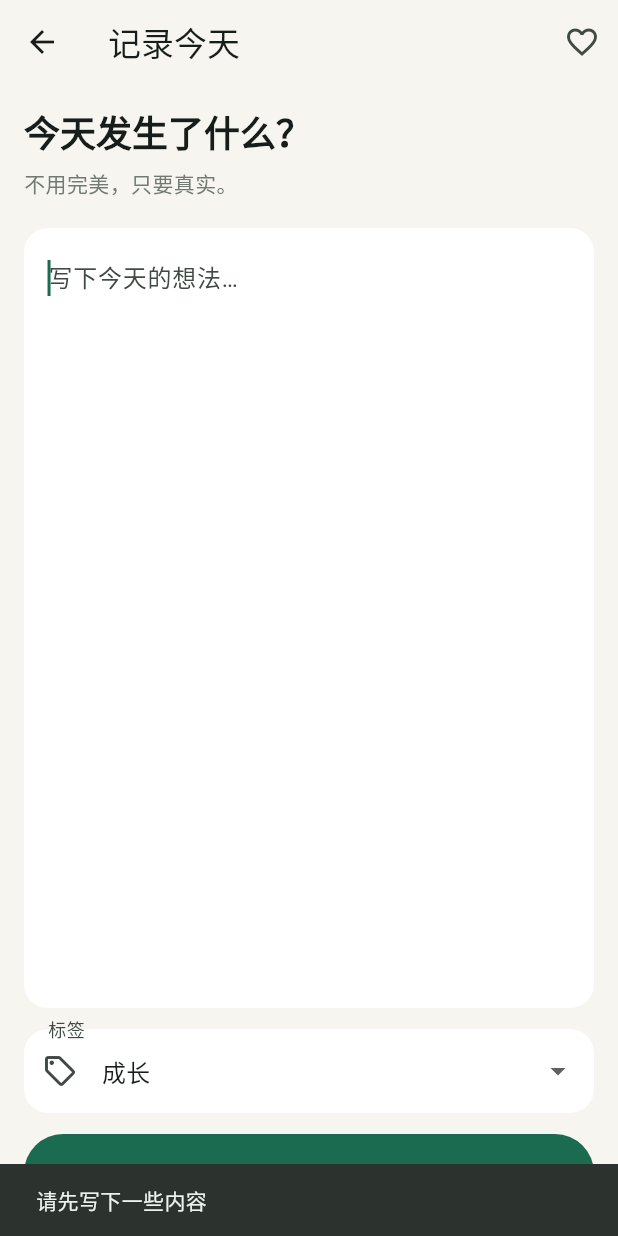
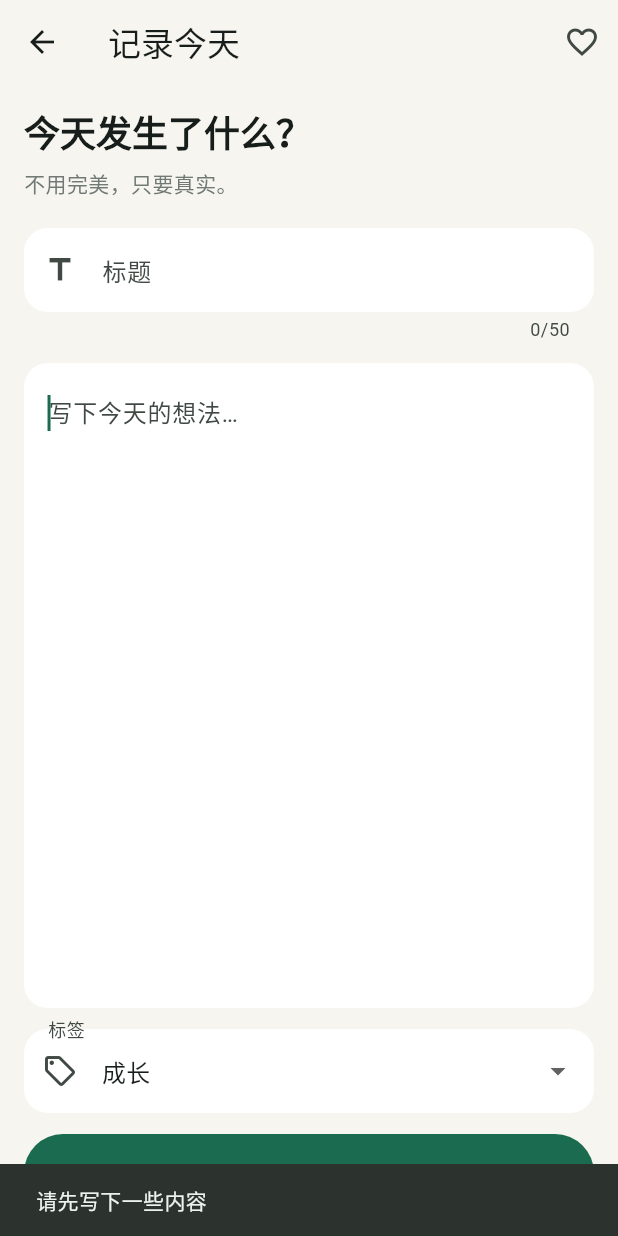
Before and after one commit to ASAXAE/noahs_ark, a Flutter app: the ThinkingPage screen opened directly, after a tap on "保存记录", on a phone screen of 412 x 824 dp. Run offline on Flutter 3.47's test engine with Material 3 defaults, Android fonts, the phone set to English and light mode, and no system bars; our stand-ins replace sqflite; accounts and stored records are empty.

Commit message:
Day 7: Add titles and expandable thought content

```diff
--- a/lib/models/thought.dart
+++ b/lib/models/thought.dart
@@ -1,6 +1,7 @@
 class Thought {
   const Thought({
     this.id,
+    required this.title,
     required this.content,
     required this.tag,
     required this.createdAt,
@@ -11,6 +12,7 @@ class Thought {
   static const tags = ['成长', '灵感', '梦想', '生活','学习'];
 
   final int? id;
+  final String title;
   final String content;
   final String tag;
   final DateTime createdAt;
@@ -22,8 +24,9 @@ class Thought {
     return '${createdAt.year}/${two(createdAt.month)}/${two(createdAt.day)} ${two(createdAt.hour)}:${two(createdAt.minute)}';
   }
 
-  Thought copyWith({String? content, String? tag, bool? isFavorite}) => Thought(
+  Thought copyWith({String? title,String? content, String? tag, bool? isFavorite}) => Thought(
     id: id,
+    title: title ?? this.title,
     content: content ?? this.content,
     tag: tag ?? this.tag,
     createdAt: createdAt,
@@ -33,6 +36,7 @@ class Thought {
 
   Map<String, Object?> toMap() => {
     'id': id,
+    'title': title,
     'content': content,
     'tag': tag,
     'created_at': createdAt.toIso8601String(),
@@ -42,6 +46,7 @@ class Thought {
 
   factory Thought.fromMap(Map<String, Object?> map) => Thought(
     id: map['id'] as int,
+    title: map['title'] as String,
     content: map['content'] as String,
     tag: map['tag'] as String,
     createdAt: DateTime.parse(map['created_at'] as String),
--- a/lib/screens/thinking/thinking_page.dart
+++ b/lib/screens/thinking/thinking_page.dart
@@ -14,6 +14,7 @@ class ThinkingPage extends StatefulWidget {
 
 class _ThinkingPageState extends State<ThinkingPage> {
   late final TextEditingController _controller;
+  late final TextEditingController _titleController;
   late String _tag;
   late bool _isFavorite;
   bool _saving = false;
@@ -22,12 +23,32 @@ class _ThinkingPageState extends State<ThinkingPage> {
   void initState() {
     super.initState();
     _controller = TextEditingController(text: widget.thought?.content ?? '');
+    _titleController = TextEditingController(
+      text: widget.thought?.title ?? '',
+    );
     _tag = widget.thought?.tag ?? Thought.tags.first;
     _isFavorite = widget.thought?.isFavorite ?? false;
   }
 
+  String _formatParagraphs(String text) {
+    return text
+        .split(RegExp(r'\n\s*\n'))
+        .map((paragraph) {
+      final content = paragraph.trim();
+
+      if (content.isEmpty) {
+        return '';
+      }
+
+      return '\u3000\u3000$content';
+    })
+        .join('\n\n');
+  }
+
   Future<void> _save() async {
-    final content = _controller.text.trim();
+    final content = _formatParagraphs(
+      _controller.text.trim(),
+    );
     if (content.isEmpty) {
       ScaffoldMessenger.of(
         context,
@@ -39,6 +60,7 @@ class _ThinkingPageState extends State<ThinkingPage> {
     await ArkDatabase.instance.saveThought(
       Thought(
         id: widget.thought?.id,
+        title: _titleController.text.trim(),
         content: content,
         tag: _tag,
         isFavorite: _isFavorite,
@@ -85,6 +107,17 @@ class _ThinkingPageState extends State<ThinkingPage> {
                 style: TextStyle(color: Theme.of(context).colorScheme.outline),
               ),
               const SizedBox(height: 20),
+              TextField(
+                controller: _titleController,
+                maxLength: 50,
+                textInputAction: TextInputAction.next,
+                decoration: const InputDecoration(
+                  labelText: '标题',
+                  hintText: '给这条记录起一个标题',
+                  prefixIcon: Icon(Icons.title),
+                ),
+              ),
+              const SizedBox(height: 14),
               Expanded(
                 child: TextField(
                   controller: _controller,
@@ -134,6 +167,7 @@ class _ThinkingPageState extends State<ThinkingPage> {
 
   @override
   void dispose() {
+    _titleController.dispose();
     _controller.dispose();
     super.dispose();
   }
```
Also changed, not shown: lib/database/ark_database.dart (+14 -3 lines), lib/screens/home/home_page.dart (+79 -12 lines).
